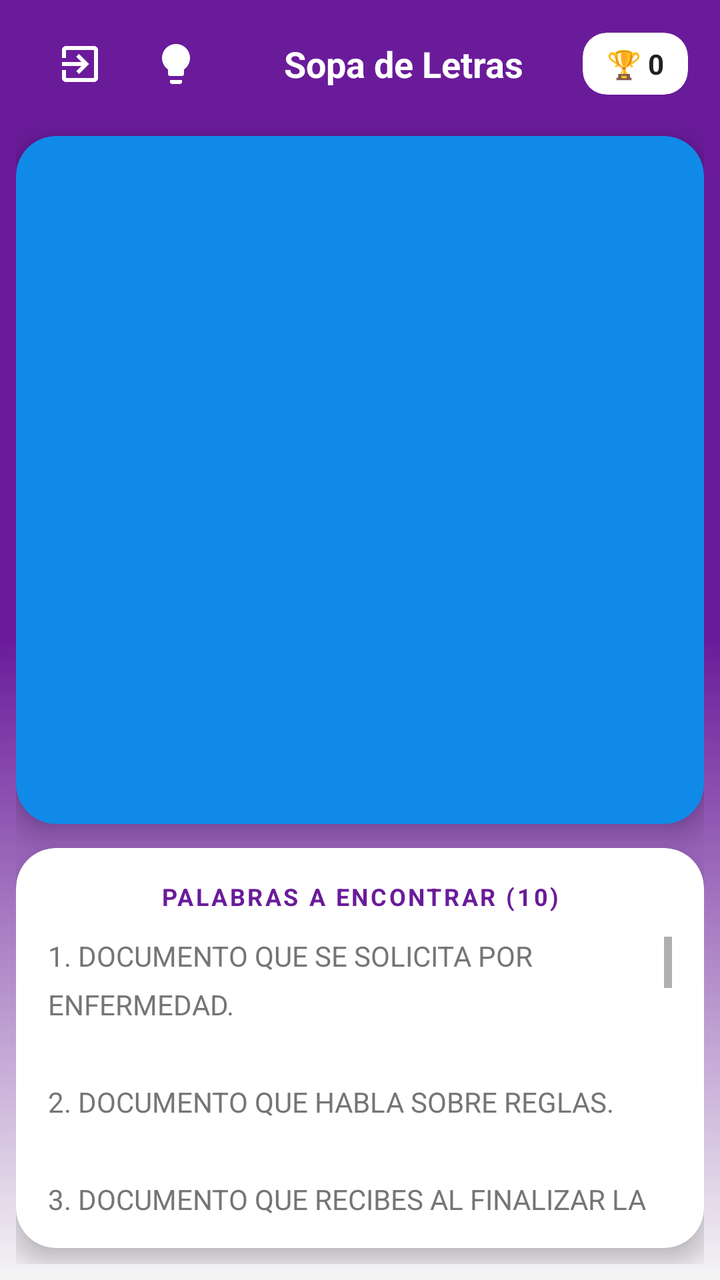
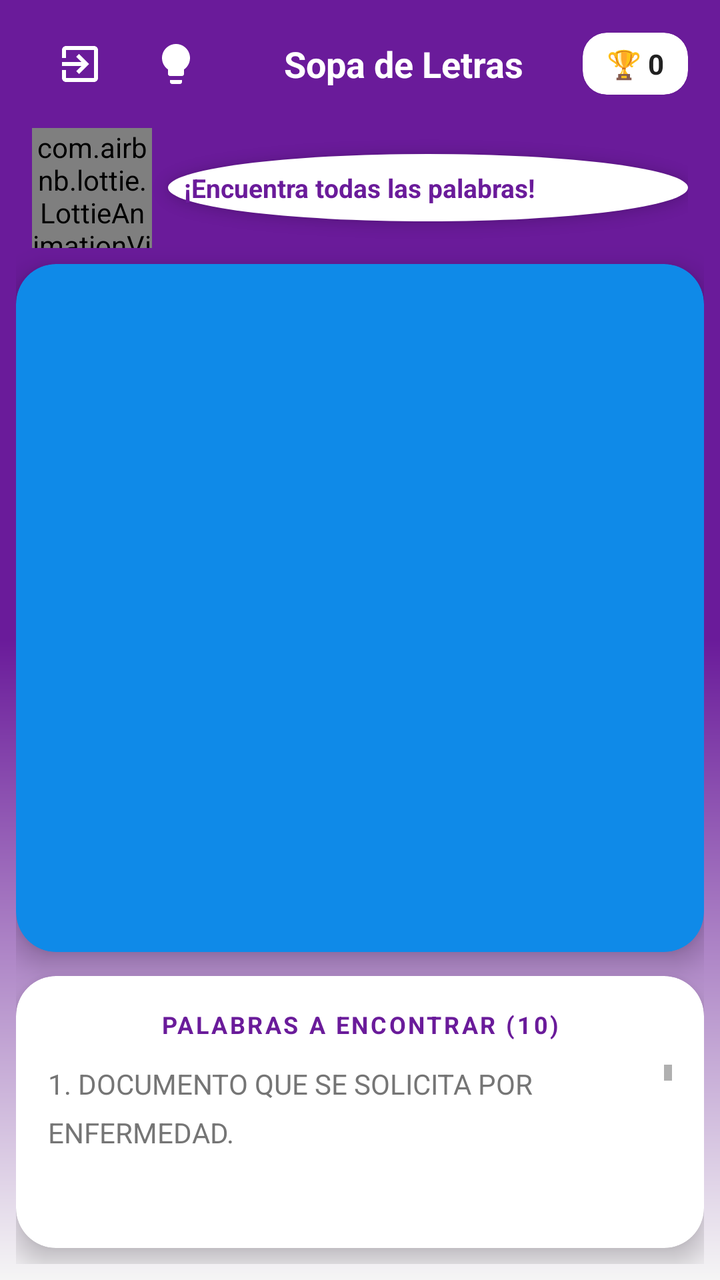

Screens rendered from an Android XML layout before and after an edit, with the pre-edit source and the edit as a unified diff.
<!-- AndroidManifest.xml: activity theme Theme.ReglamentoUpp -->
<!-- res/layout/activity_word_search.xml -->
<?xml version="1.0" encoding="utf-8"?>
<androidx.constraintlayout.widget.ConstraintLayout
    xmlns:android="http://schemas.android.com/apk/res/android"
    xmlns:app="http://schemas.android.com/apk/res-auto"
    xmlns:tools="http://schemas.android.com/tools"
    android:layout_width="match_parent"
    android:layout_height="match_parent"
    android:background="@drawable/game_background"
    android:padding="8dp"
    tools:context=".WordSearchActivity">

    <LinearLayout
        android:id="@+id/headerLayout"
        android:layout_width="match_parent"
        android:layout_height="wrap_content"
        android:orientation="horizontal"
        android:gravity="center_vertical"
        android:paddingHorizontal="8dp"
        app:layout_constraintTop_toTopOf="parent">

        <ImageButton
            android:id="@+id/btnBack"
            android:layout_width="48dp"
            android:layout_height="48dp"
            android:background="?attr/selectableItemBackgroundBorderless"
            android:src="@drawable/ic_logout"
            app:tint="@color/white"
            android:contentDescription="Volver" />

        <ImageButton
            android:id="@+id/btnHelpWS"
            android:layout_width="48dp"
            android:layout_height="48dp"
            android:background="?attr/selectableItemBackgroundBorderless"
            android:src="@drawable/ic_foco"
            app:tint="@color/white" />

        <TextView
            android:layout_width="0dp"
            android:layout_height="wrap_content"
            android:layout_weight="1"
            android:text="Sopa de Letras"
            android:textAlignment="center"
            android:textColor="@color/white"
            android:textStyle="bold"
            android:textSize="18sp" />

        <com.google.android.material.card.MaterialCardView
            android:layout_width="wrap_content"
            android:layout_height="wrap_content"
            app:cardCornerRadius="12dp"
            app:cardBackgroundColor="@color/white">

            <LinearLayout
                android:layout_width="wrap_content"
                android:layout_height="wrap_content"
                android:orientation="horizontal"
                android:paddingHorizontal="12dp"
                android:paddingVertical="6dp"
                android:gravity="center_vertical">

                <TextView
                    android:id="@+id/tv_score_puntos"
                    android:layout_width="wrap_content"
                    android:layout_height="wrap_content"
                    android:text="🏆 0"
                    android:textColor="@color/text_primary"
                    android:textStyle="bold" />
            </LinearLayout>
        </com.google.android.material.card.MaterialCardView>
    </LinearLayout>

    <com.google.android.material.card.MaterialCardView
        android:id="@+id/cardCuadricula"
        android:layout_width="match_parent"
        android:layout_height="0dp"
        android:layout_marginTop="12dp"
        app:cardCornerRadius="20dp"
        app:cardElevation="8dp"
        app:cardBackgroundColor="#0F8AE8"
        app:layout_constraintTop_toBottomOf="@id/headerLayout"
        app:layout_constraintDimensionRatio="1:1">

        <GridLayout
            android:id="@+id/contenedor_cuadricula"
            android:layout_width="match_parent"
            android:layout_height="match_parent"
            android:padding="4dp"
            android:columnCount="14"
            android:rowCount="14" />
    </com.google.android.material.card.MaterialCardView>

    <com.google.android.material.card.MaterialCardView
        android:id="@+id/cardPalabras"
        android:layout_width="match_parent"
        android:layout_height="0dp"
        android:layout_marginTop="12dp"
        android:layout_marginBottom="8dp"
        app:cardCornerRadius="20dp"
        app:cardElevation="8dp"
        app:cardBackgroundColor="@color/white"
        app:layout_constraintTop_toBottomOf="@id/cardCuadricula"
        app:layout_constraintBottom_toTopOf="@id/btn_regresar">

        <LinearLayout
            android:layout_width="match_parent"
            android:layout_height="match_parent"
            android:orientation="vertical"
            android:padding="16dp">

            <TextView
                android:id="@+id/titulo_palabras"
                android:layout_width="match_parent"
                android:layout_height="wrap_content"
                android:text="PALABRAS A ENCONTRAR (10)"
                android:textSize="12sp"
                android:letterSpacing="0.1"
                android:textColor="@color/upp_primary"
                android:textStyle="bold"
                android:gravity="center"
                android:layout_marginBottom="12dp"/>

            <ScrollView
                android:id="@+id/scroll_palabras"
                android:layout_width="match_parent"
                android:layout_height="0dp"
                android:layout_weight="1"
                android:fadeScrollbars="false">

                <TextView
                    android:id="@+id/lista_palabras"
                    android:layout_width="match_parent"
                    android:layout_height="wrap_content"
                    android:lineSpacingExtra="8dp"
                    android:paddingBottom="8dp"
                    android:text="1. DOCUMENTO QUE SE SOLICITA POR ENFERMEDAD.\n\n2. DOCUMENTO QUE HABLA SOBRE REGLAS.\n\n3. DOCUMENTO QUE RECIBES AL FINALIZAR LA CARRERA.\n\n4. RECURSO QUE EL ESTUDIANTE DEBE CUIDAR AL USAR EN LABORATORIOS.\n\n5. TRÁMITE OBLIGATORIO PARA MANTENER EL ESTATUS DE ALUMNO ACTIVO CADA PERIODO.\n\n6. EL PROCESO DE REVISIÓN FORMAL DE UNA CALIFICACIÓN CON LA QUE EL ALUMNO NO ESTÁ DE ACUERDO.\n\n7. SERVICIO OBLIGATORIO QUE EL ALUMNO DEBE CUMPLIR COMO REQUISITO DE TITULACIÓN.\n\n8. RESULTADO DIRECTO DE COMETER UNA FALTA GRAVE.\n\n9. LA CLASIFICACIÓN QUE RECIBE LA ALTERACIÓN DE HORARIOS, FECHAS O FOLIOS DE DOCUMENTOS OFICIALES.\n\n10. NOMBRE DEL LISTADO DE ACCIONES QUE NO SON PERMITIDAS."
                    android:textColor="@color/text_secondary"
                    android:textSize="14sp" />
            </ScrollView>
        </LinearLayout>
    </com.google.android.material.card.MaterialCardView>

    <com.google.android.material.button.MaterialButton
        android:id="@+id/btn_regresar"
        android:layout_width="match_parent"
        android:layout_height="56dp"
        android:text="REGRESAR AL MENÚ"
        android:textColor="@color/white"
        android:textSize="16sp"
        android:textStyle="bold"
        app:cornerRadius="16dp"
        app:backgroundTint="@color/upp_primary"
        android:visibility="gone"
        app:layout_constraintBottom_toBottomOf="parent"
        tools:visibility="visible"/>

</androidx.constraintlayout.widget.ConstraintLayout>
<!-- resources referenced by this layout -->
<resources>
  <color name="text_primary">#212121</color>
  <color name="text_secondary">#757575</color>
  <color name="upp_primary">#6A1B9A</color>
  <color name="white">#FFFFFFFF</color>
  <!-- drawable game_background (drawable) -->
  <?xml version="1.0" encoding="utf-8"?>
  <shape xmlns:android="http://schemas.android.com/apk/res/android">
      <gradient
          android:angle="270"
          android:startColor="@color/gradient_start"
          android:centerColor="@color/upp_primary"
          android:endColor="@color/app_bg"
          android:endY="0.7"
          android:type="linear" />
  </shape>
  <!-- drawable ic_foco (drawable) -->
  <vector xmlns:android="http://schemas.android.com/apk/res/android"
      android:width="24dp"
      android:height="24dp"
      android:viewportWidth="24"
      android:viewportHeight="24">
      <path
          android:fillColor="#FFFFFF"
          android:pathData="M9,21c0,0.55 0.45,1 1,1h4c0.55,0 1,-0.45 1,-1v-1H9V21zM12,2C8.14,2 5,5.14 5,9c0,2.38 1.19,4.47 3,5.74V17c0,0.55 0.45,1 1,1h6c0.55,0 1,-0.45 1,-1v-2.26c1.81,-1.27 3,-3.36 3,-5.74C19,5.14 15.86,2 12,2z"/>
  </vector>
  <!-- drawable ic_logout (drawable) -->
  <vector xmlns:android="http://schemas.android.com/apk/res/android"
      android:width="24dp"
      android:height="24dp"
      android:viewportWidth="24"
      android:viewportHeight="24"
      android:tint="#FFFFFF">
      <path
          android:fillColor="@android:color/white"
          android:pathData="M10.09,15.59L11.5,17l5,-5 -5,-5 -1.41,1.41L12.67,11H3v2h9.67l-2.58,2.59zM19,3H5c-1.11,0 -2,0.9 -2,2v4h2V5h14v14H5v-4H3v4c0,1.1 0.89,2 2,2h14c1.1,0 2,-0.9 2,-2V5c0,-1.1 -0.9,-2 -2,-2z"/>
  </vector>
  <style name="Theme.ReglamentoUpp" parent="Theme.MaterialComponents.DayNight.NoActionBar">
          <item name="colorPrimary">@color/upp_primary</item>
          <item name="colorPrimaryVariant">@color/upp_primary_dark</item>
          <item name="colorOnPrimary">@color/white</item>
          <item name="colorSecondary">@color/upp_accent</item>
          <item name="colorSecondaryVariant">@color/upp_secondary</item>
          <item name="colorOnSecondary">@color/white</item>
  
          <item name="shapeAppearanceSmallComponent">@style/ShapeAppearance.App.SmallComponent</item>
          <item name="shapeAppearanceMediumComponent">@style/ShapeAppearance.App.MediumComponent</item>
          <item name="shapeAppearanceLargeComponent">@style/ShapeAppearance.App.LargeComponent</item>
  
          <item name="textInputStyle">@style/Widget.MaterialComponents.TextInputLayout.OutlinedBox.Rounded</item>
      </style>
  <color name="gradient_start">#6A1B9A</color>
  <color name="app_bg">#F5F5F5</color>
  <color name="upp_primary_dark">#4A148C</color>
  <color name="upp_accent">#AB47BC</color>
  <color name="upp_secondary">#8E24AA</color>
  <style name="ShapeAppearance.App.SmallComponent" parent="ShapeAppearance.MaterialComponents.SmallComponent">
          <item name="cornerFamily">rounded</item>
          <item name="cornerSize">50%</item> </style>
  <style name="ShapeAppearance.App.MediumComponent" parent="ShapeAppearance.MaterialComponents.MediumComponent">
          <item name="cornerFamily">rounded</item>
          <item name="cornerSize">28dp</item> </style>
  <style name="ShapeAppearance.App.LargeComponent" parent="ShapeAppearance.MaterialComponents.LargeComponent">
          <item name="cornerFamily">rounded</item>
          <item name="cornerSize">36dp</item> </style>
  <style name="Widget.MaterialComponents.TextInputLayout.OutlinedBox.Rounded" parent="Widget.MaterialComponents.TextInputLayout.OutlinedBox">
          <item name="boxCornerRadiusTopStart">24dp</item>
          <item name="boxCornerRadiusTopEnd">24dp</item>
          <item name="boxCornerRadiusBottomStart">24dp</item>
          <item name="boxCornerRadiusBottomEnd">24dp</item>
      </style>
</resources>

<!-- the commit's change to res/layout/activity_word_search.xml (unified diff, before → after) -->
@@ -70,15 +70,47 @@
         </com.google.android.material.card.MaterialCardView>
     </LinearLayout>
 
+    <LinearLayout
+        android:id="@+id/llMascotArea"
+        android:layout_width="match_parent"
+        android:layout_height="wrap_content"
+        android:orientation="horizontal"
+        android:paddingHorizontal="8dp"
+        android:paddingTop="8dp"
+        android:gravity="center_vertical"
+        app:layout_constraintTop_toBottomOf="@id/headerLayout">
+
+        <com.airbnb.lottie.LottieAnimationView
+            android:id="@+id/lottieMascot"
+            android:layout_width="60dp"
+            android:layout_height="60dp"
+            app:lottie_rawRes="@raw/buho_1"
+            app:lottie_autoPlay="true"
+            app:lottie_loop="true" />
+
+        <TextView
+            android:id="@+id/tvMessage"
+            android:layout_width="match_parent"
+            android:layout_height="wrap_content"
+            android:background="@drawable/white_circle_bg"
+            android:padding="8dp"
+            android:layout_marginStart="8dp"
+            android:text="¡Encuentra todas las palabras!"
+            android:textColor="@color/upp_primary"
+            android:textStyle="bold"
+            android:textSize="13sp"
+            android:elevation="4dp"/>
+    </LinearLayout>
+
     <com.google.android.material.card.MaterialCardView
         android:id="@+id/cardCuadricula"
         android:layout_width="match_parent"
         android:layout_height="0dp"
-        android:layout_marginTop="12dp"
+        android:layout_marginTop="8dp"
         app:cardCornerRadius="20dp"
         app:cardElevation="8dp"
         app:cardBackgroundColor="#0F8AE8"
-        app:layout_constraintTop_toBottomOf="@id/headerLayout"
+        app:layout_constraintTop_toBottomOf="@id/llMascotArea"
         app:layout_constraintDimensionRatio="1:1">
 
         <GridLayout
<!-- resource entries referenced after the edit -->
@@ -36,6 +36,11 @@
           android:fillColor="@android:color/white"
           android:pathData="M10.09,15.59L11.5,17l5,-5 -5,-5 -1.41,1.41L12.67,11H3v2h9.67l-2.58,2.59zM19,3H5c-1.11,0 -2,0.9 -2,2v4h2V5h14v14H5v-4H3v4c0,1.1 0.89,2 2,2h14c1.1,0 2,-0.9 2,-2V5c0,-1.1 -0.9,-2 -2,-2z"/>
   </vector>
+  <!-- drawable white_circle_bg (drawable) -->
+  <?xml version="1.0" encoding="utf-8"?>
+  <shape xmlns:android="http://schemas.android.com/apk/res/android" android:shape="oval">
+      <solid android:color="@color/white"/>
+  </shape>
   <style name="Theme.ReglamentoUpp" parent="Theme.MaterialComponents.DayNight.NoActionBar">
           <item name="colorPrimary">@color/upp_primary</item>
           <item name="colorPrimaryVariant">@color/upp_primary_dark</item>
